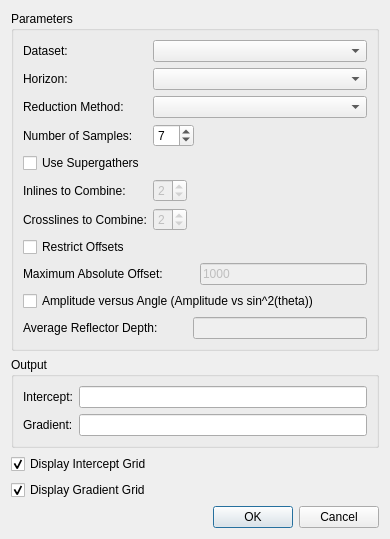
Above: ProzessUI/computeinterceptgradientdialog.ui from fsoos74/su before the change. Below: the same form after it.
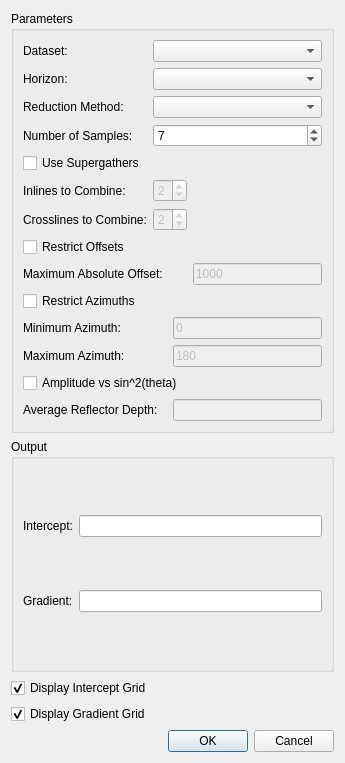
That is the form after the change. Icons and pictures are not drawn.

Commit message: Added azimuth selection

Diff of the .ui file:
```diff
--- a/ProzessUI/computeinterceptgradientdialog.ui
+++ b/ProzessUI/computeinterceptgradientdialog.ui
@@ -6,20 +6,24 @@
    <rect>
     <x>0</x>
     <y>0</y>
-    <width>390</width>
-    <height>535</height>
+    <width>345</width>
+    <height>763</height>
    </rect>
   </property>
   <property name="windowTitle">
    <string>Intercept and Gradient</string>
   </property>
+  <property name="windowIcon">
+   <iconset resource="../ProjectViewer/icons.qrc">
+    <normaloff>:/icons/images/logo_fs_64x64.png</normaloff>:/icons/images/logo_fs_64x64.png</iconset>
+  </property>
   <layout class="QVBoxLayout" name="verticalLayout">
    <item>
     <widget class="QGroupBox" name="groupBox_2">
      <property name="title">
       <string>Parameters</string>
      </property>
-     <layout class="QGridLayout" name="gridLayout_2">
+     <layout class="QGridLayout" name="gridLayout">
       <item row="0" column="0">
        <widget class="QLabel" name="label">
         <property name="text">
@@ -57,7 +61,7 @@
         </property>
        </widget>
       </item>
-      <item row="3" column="1" colspan="2">
+      <item row="3" column="1" colspan="3">
        <widget class="QSpinBox" name="sbSamples">
         <property name="minimum">
          <number>1</number>
@@ -87,7 +91,7 @@
         </property>
        </widget>
       </item>
-      <item row="5" column="1">
+      <item row="5" column="1" colspan="2">
        <widget class="QSpinBox" name="sbInlines">
         <property name="enabled">
          <bool>false</bool>
@@ -110,7 +114,7 @@
         </property>
        </widget>
       </item>
-      <item row="6" column="1">
+      <item row="6" column="1" colspan="2">
        <widget class="QSpinBox" name="sbCrosslines">
         <property name="enabled">
          <bool>false</bool>
@@ -153,21 +157,62 @@
         </property>
        </widget>
       </item>
-      <item row="9" column="0" colspan="4">
+      <item row="9" column="0">
+       <widget class="QCheckBox" name="cbRestrictAzimuth">
+        <property name="text">
+         <string>Restrict Azimuths</string>
+        </property>
+       </widget>
+      </item>
+      <item row="10" column="0">
+       <widget class="QLabel" name="label_23">
+        <property name="text">
+         <string>Minimum Azimuth:</string>
+        </property>
+       </widget>
+      </item>
+      <item row="10" column="2" colspan="2">
+       <widget class="QLineEdit" name="leMinAzimuth">
+        <property name="enabled">
+         <bool>false</bool>
+        </property>
+        <property name="text">
+         <string>0</string>
+        </property>
+       </widget>
+      </item>
+      <item row="11" column="0">
+       <widget class="QLabel" name="label_24">
+        <property name="text">
+         <string>Maximum Azimuth:</string>
+        </property>
+       </widget>
+      </item>
+      <item row="11" column="2" colspan="2">
+       <widget class="QLineEdit" name="leMaxAzimuth">
+        <property name="enabled">
+         <bool>false</bool>
+        </property>
+        <property name="text">
+         <string>180</string>
+        </property>
+       </widget>
+      </item>
+      <item row="12" column="0" colspan="4">
        <widget class="QCheckBox" name="cbAVA">
         <property name="text">
-         <string>Amplitude versus Angle (Amplitude vs sin^2(theta))</string>
+         <string>Amplitude vs sin^2(theta)</string>
         </property>
        </widget>
       </item>
-      <item row="10" column="0" colspan="2">
+      <item row="13" column="0" colspan="2">
        <widget class="QLabel" name="label_10">
         <property name="text">
          <string>Average Reflector Depth:</string>
         </property>
        </widget>
       </item>
-      <item row="10" column="2" colspan="2">
+      <item row="13" column="2" colspan="2">
        <widget class="QLineEdit" name="leDepth">
         <property name="enabled">
          <bool>false</bool>
@@ -182,7 +227,14 @@
      <property name="title">
       <string>Output</string>
      </property>
-     <layout class="QGridLayout" name="gridLayout">
+     <layout class="QGridLayout" name="gridLayout_7">
+      <item row="0" column="0">
+       <widget class="QLabel" name="label_3">
+        <property name="text">
+         <string>Intercept:</string>
+        </property>
+       </widget>
+      </item>
       <item row="0" column="1">
        <widget class="QLineEdit" name="leIntercept"/>
       </item>
@@ -196,13 +248,6 @@
       <item row="1" column="1">
        <widget class="QLineEdit" name="leGradient"/>
       </item>
-      <item row="0" column="0">
-       <widget class="QLabel" name="label_3">
-        <property name="text">
-         <string>Intercept:</string>
-        </property>
-       </widget>
-      </item>
      </layout>
     </widget>
    </item>
```
Left out of the diff: 44 changed lines with no effect on the pictures. The commit also changes 16 other files.
